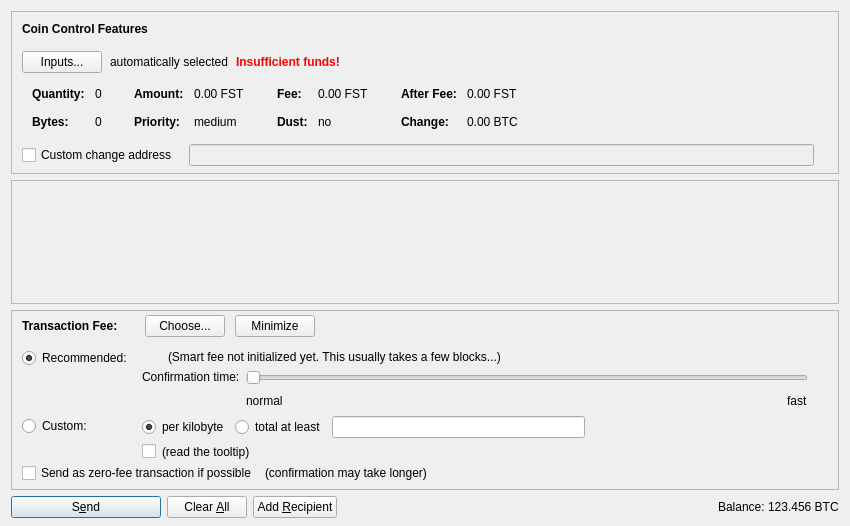
The window that src/qt/forms/sendcoinsdialog.ui (fastcoinproject/fastcoin) describes before a commit, drawn with Qt 5.
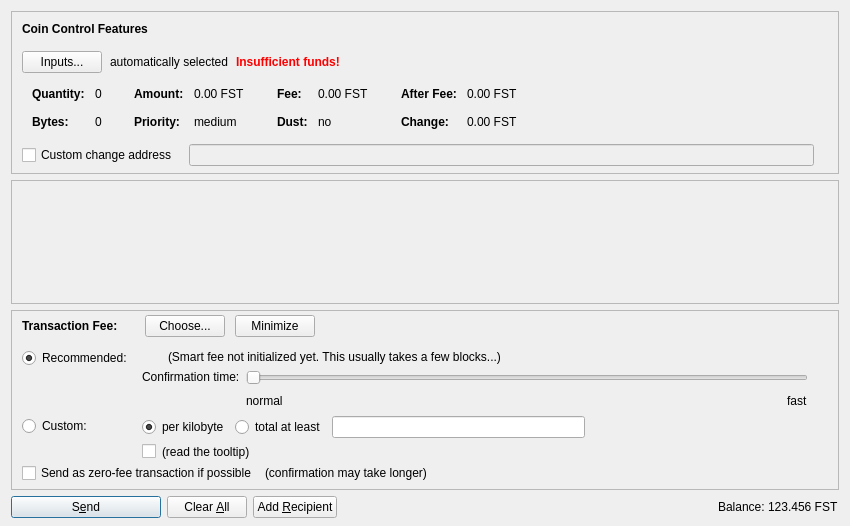
The same window after the commit. Icons and pictures are not drawn. Custom widgets are drawn as their Qt base class.

```diff
--- a/src/qt/forms/sendcoinsdialog.ui
+++ b/src/qt/forms/sendcoinsdialog.ui
@@ -513,7 +513,7 @@
                   <enum>Qt::ActionsContextMenu</enum>
                  </property>
                  <property name="text">
-                  <string notr="true">0.00 BTC</string>
+                  <string notr="true">0.00 FST</string>
                  </property>
                  <property name="textInteractionFlags">
                   <set>Qt::LinksAccessibleByMouse|Qt::TextSelectableByKeyboard|Qt::TextSelectableByMouse</set>
@@ -1352,7 +1352,7 @@
           <cursorShape>IBeamCursor</cursorShape>
          </property>
          <property name="text">
-          <string notr="true">123.456 BTC</string>
+          <string notr="true">123.456 FST</string>
          </property>
          <property name="textInteractionFlags">
           <set>Qt::LinksAccessibleByMouse|Qt::TextSelectableByKeyboard|Qt::TextSelectableByMouse</set>
```
